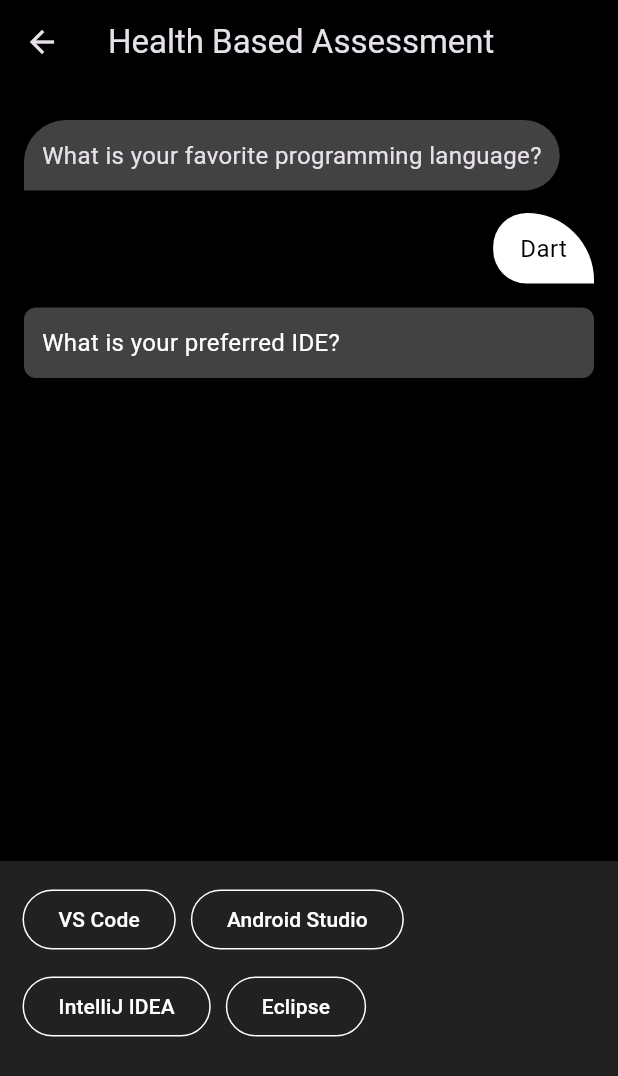
After one commit to Onome15/iyf, a Flutter app: the QuizScreen screen opened directly, after a tap on "Dart", on a phone screen of 412 x 824 dp. The commit adds this screen. Shown: the top 1076 px of the screen. Run offline on Flutter 3.47's test engine with Material 3 defaults, Android fonts, the phone set to English and light mode, and no system bars; our stand-ins replace shared_preferences; accounts and stored records are empty.

Commit message:
added chat screen

```diff
--- a/lib/main.dart
+++ b/lib/main.dart
@@ -13,10 +13,10 @@ class MyApp extends StatelessWidget {
     return MaterialApp(
       debugShowCheckedModeBanner: false,
       theme: ThemeData.dark().copyWith(
-        scaffoldBackgroundColor: Colors.black, // Sets a custom dark background.
+        scaffoldBackgroundColor: Colors.black,
         primaryColor: Colors.grey[900],
         appBarTheme: const AppBarTheme(
-          backgroundColor: Colors.black, // Dark app bar color.
+          backgroundColor: Colors.black,
         ),
       ),
       home: const SplashScreen(),
--- a/lib/screens/authenticate/otp_verification.dart
+++ b/lib/screens/authenticate/otp_verification.dart
@@ -3,6 +3,8 @@ import 'package:flutter/material.dart';
 import 'package:iyl/screens/authenticate/shared_methods.dart';
 import 'package:iyl/screens/home/home_page.dart';
 import 'package:iyl/shared/navigateWithFade.dart';
+
+import 'quiz.dart';
 
 class OtpVerificationPage extends StatefulWidget {
   final String email;
@@ -216,7 +218,7 @@ class OtpVerificationPageState extends State<OtpVerificationPage> {
                   });
 
                   if (_errorText == null) {
-                    navigateWithFade(context, const HomePage());
+                    navigateWithFade(context, const QuizScreen());
                   }
                 },
                 style: buttonStyle,
--- /dev/null
+++ b/lib/screens/authenticate/quiz.dart
@@ -0,0 +1,182 @@
+import 'package:flutter/material.dart';
+
+class QuizScreen extends StatefulWidget {
+  const QuizScreen({super.key});
+
+  @override
+  QuizScreenState createState() => QuizScreenState();
+}
+
+class QuizScreenState extends State<QuizScreen> {
+  final List<Map<String, dynamic>> _questions = [
+    {
+      'question': 'What is your favorite programming language?',
+      'options': ['Dart', 'Python', 'Java', 'C#', 'gyvv'],
+    },
+    {
+      'question': 'What is your preferred IDE?',
+      'options': ['VS Code', 'Android Studio', 'IntelliJ IDEA', 'Eclipse'],
+    },
+    {
+      'question': 'What type of projects do you enjoy?',
+      'options': [
+        'Web Development',
+        'Mobile Apps',
+        'Data Science',
+        'Game Development',
+        'vyvy'
+      ],
+    },
+  ];
+
+  final List<Map<String, String>> _chatHistory = []; // Store chat messages
+
+  Future<void> _submitAnswers() async {
+    print("Submitting answers: $_chatHistory");
+    await Future.delayed(const Duration(seconds: 1));
+    print("Answers submitted successfully!");
+  }
+
+  void _selectOption(String answer) {
+    setState(() {
+      _chatHistory.add({
+        'question': _questions[_chatHistory.length]['question'],
+        'answer': answer,
+      });
+
+      if (_chatHistory.length >= _questions.length) {
+        _submitAnswers();
+      }
+    });
+  }
+
+  @override
+  Widget build(BuildContext context) {
+    return Scaffold(
+      appBar: AppBar(
+        title: const Text('Health Based Assessment'),
+      ),
+      body: Column(
+        children: [
+          // Chat history
+          Expanded(
+            child: ListView.builder(
+              padding: const EdgeInsets.all(16),
+              itemCount: _chatHistory.length + 1,
+              itemBuilder: (context, index) {
+                if (index < _chatHistory.length) {
+                  final chat = _chatHistory[index];
+                  return Padding(
+                    padding: const EdgeInsets.symmetric(vertical: 8.0),
+                    child: Column(
+                      crossAxisAlignment: CrossAxisAlignment.start,
+                      children: [
+                        // Question
+                        Container(
+                          padding: const EdgeInsets.all(12),
+                          decoration: BoxDecoration(
+                            color: Colors.grey[800],
+                            borderRadius: const BorderRadius.only(
+                              topLeft: Radius.circular(30),
+                              topRight: Radius.circular(25),
+                              bottomRight: Radius.circular(25),
+                            ),
+                          ),
+                          child: Text(
+                            chat['question']!,
+                            style: const TextStyle(fontSize: 16),
+                          ),
+                        ),
+                        const SizedBox(height: 15),
+                        // Answer
+                        Align(
+                          alignment: Alignment.bottomRight,
+                          child: Container(
+                            padding: const EdgeInsets.symmetric(
+                                vertical: 12, horizontal: 18),
+                            decoration: const BoxDecoration(
+                              color: Colors.white,
+                              borderRadius: BorderRadius.only(
+                                topLeft: Radius.circular(25),
+                                topRight: Radius.circular(50),
+                                bottomLeft: Radius.circular(25),
+                              ),
+                            ),
+                            child: Text(
+                              chat['answer']!,
+                              style: const TextStyle(
+                                  fontSize: 16, color: Colors.black),
+                            ),
+                          ),
+                        ),
+                      ],
+                    ),
+                  );
+                } else if (_chatHistory.length < _questions.length) {
+                  // Show the current question at the end
+                  return Padding(
+                    padding: const EdgeInsets.symmetric(vertical: 8.0),
+                    child: Container(
+                      padding: const EdgeInsets.all(12),
+                      decoration: BoxDecoration(
+                        color: Colors.grey[800],
+                        borderRadius: BorderRadius.circular(8),
+                      ),
+                      child: Text(
+                        _questions[_chatHistory.length]['question'],
+                        style:
+                            const TextStyle(fontSize: 16, color: Colors.white),
+                      ),
+                    ),
+                  );
+                }
+                return const SizedBox.shrink();
+              },
+            ),
+          ),
+          // Options section
+          if (_chatHistory.length < _questions.length)
+            Container(
+              width: double.infinity,
+              height: 250,
+              color: Colors.grey[900],
+              padding: const EdgeInsets.all(15),
+              child: Wrap(
+                spacing: 10,
+                runSpacing: 10,
+                children: _questions[_chatHistory.length]['options']
+                    .map<Widget>(
+                      (option) => OutlinedButton(
+                        onPressed: () => _selectOption(option),
+                        style: OutlinedButton.styleFrom(
+                          side: const BorderSide(color: Colors.white),
+                          shape: RoundedRectangleBorder(
+                            borderRadius: BorderRadius.circular(30),
+                          ),
+                        ),
+                        child: Text(
+                          option,
+                          style: const TextStyle(
+                              color: Colors.white), // White text
+                        ),
+                      ),
+                    )
+                    .toList(),
+              ),
+            ),
+          if (_chatHistory.length >= _questions.length)
+            Container(
+              width: double.infinity, // Full width
+              color: Colors.grey[200],
+              padding: const EdgeInsets.all(16),
+              child: const Text(
+                'Thank you for completing the quiz!',
+                style: TextStyle(fontSize: 20, fontWeight: FontWeight.bold),
+                textAlign: TextAlign.center,
+              ),
+            ),
+        ],
+      ),
+    );
+  }
+}
```
